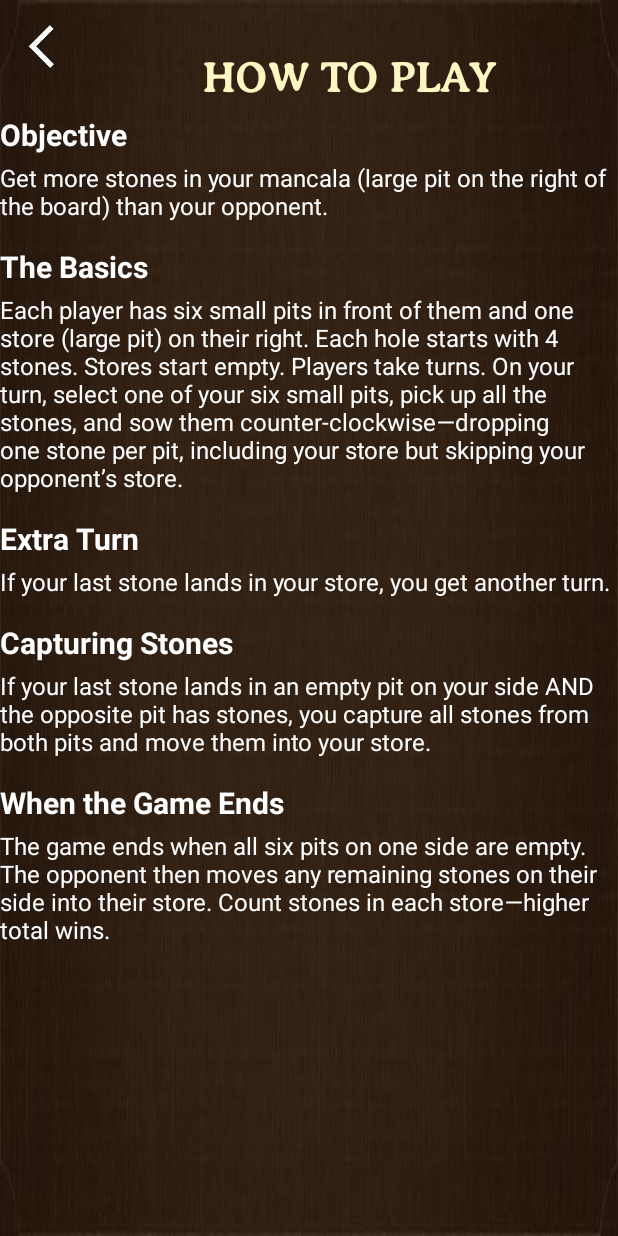
After one commit to Juliatduffy/Mancala-App, an Android app: the fragment HowToFragment shown on its own in the app's theme, on a phone screen of 412 x 824 dp. The commit adds this screen. Run offline under Robolectric (Android 15) with nearby library versions, the phone set to English and light mode, and no system bars; 1 statement that could not run was skipped.

Commit message:
Making the board + overall feel of the game nicer

```diff
--- a/app/src/main/java/com/example/mancala/ComputerPlayer.kt
+++ b/app/src/main/java/com/example/mancala/ComputerPlayer.kt
@@ -106,7 +106,7 @@ class ComputerPlayer {
         }
         //////////////////////////////////////////////////////////////////////////////////////////
         fun hard(boardState: List<Int>): Int {
-            return minimax(boardState, 1, 10).second
+            return minimax(boardState, 1, 5).second
         }
 
         // return best score, best move
--- a/app/src/main/java/com/example/mancala/GameFragment.kt
+++ b/app/src/main/java/com/example/mancala/GameFragment.kt
@@ -170,15 +170,14 @@ class GameFragment : Fragment() {
                     }
                     is AnimationEvent.ComputerTurn -> {
                         binding.gameCaptions.text = "Computer Turn"
-                        if (difficulty != "hard")
-                            delay(2000)
+                        delay(2000)
                         viewModel.move(0)
                     }
                     is AnimationEvent.PlayerTurn -> {
                         binding.gameCaptions.text = "Player Turn"
                     }
                     is AnimationEvent.GameOver   -> {
-                        delay(3000)
+                        delay(2000)
                         findNavController().navigate(
                             R.id.action_game_to_game_over,
                             bundleOf("winner" to event.winner, "difficulty" to difficulty,
--- a/app/src/main/java/com/example/mancala/GameOverFragment.kt
+++ b/app/src/main/java/com/example/mancala/GameOverFragment.kt
@@ -22,12 +22,11 @@ class GameOverFragment : Fragment() {
     override fun onViewCreated(view: View, savedInstanceState: Bundle?) {
         super.onViewCreated(view, savedInstanceState)
 
-        val winner = requireArguments().getInt("winner", 0)
         val difficulty = requireArguments().getString("difficulty", "easy")
         val playerScore = requireArguments().getInt("playerScore", -1)
         val computerScore = requireArguments().getInt("computerScore", -1)
         val tv = view.findViewById<TextView>(R.id.tvMessage)
-        tv.text = if (winner == 0) "Player Wins!" else if (winner == 1) "Computer Wins!" else "It's a Tie!"
+        tv.text = if (playerScore > computerScore) "Player Wins!" else if (computerScore > playerScore) "Computer Wins!" else "It's a Tie!"
         val s = view.findViewById<TextView>(R.id.scoreMessage)
         Log.d("GameOverFragment", "args = ${arguments}")
         s.text = "Bot: $computerScore                You: $playerScore"
--- /dev/null
+++ b/app/src/main/java/com/example/mancala/HowToFragment.kt
@@ -0,0 +1,39 @@
+package com.example.mancala
+
+import android.os.Bundle
+import android.view.LayoutInflater
+import android.view.View
+import android.view.ViewGroup
+import androidx.fragment.app.Fragment
+import androidx.navigation.fragment.findNavController
+import com.example.mancala.databinding.FragmentHowToBinding
+
+class HowToFragment : Fragment() {
+
+    private var _binding: FragmentHowToBinding? = null
+    private val binding get() = _binding!!
+
+    override fun onCreateView(
+        inflater: LayoutInflater,
+        container: ViewGroup?,
+        savedInstanceState: Bundle?
+    ): View {
+        _binding = FragmentHowToBinding.inflate(inflater, container, false)
+        return binding.root
+    }
+
+    override fun onViewCreated(view: View, savedInstanceState: Bundle?) {
+        super.onViewCreated(view, savedInstanceState)
+        val nav = findNavController()
+
+//        binding.easyButton.setOnClickListener {
+//            val args = Bundle().apply { putString("difficulty", "easy") }
+//            nav.navigate(R.id.action_home_to_game, args)
+//        }
+    }
+
+    override fun onDestroyView() {
+        super.onDestroyView()
+        _binding = null
+    }
+}
--- a/app/src/main/res/layout/fragment_game_over.xml
+++ b/app/src/main/res/layout/fragment_game_over.xml
@@ -75,11 +75,11 @@
             android:layout_marginEnd="12dp"
             android:layout_marginBottom="4dp"
             android:fontFamily="serif"
-            android:paddingLeft="50dp"
+            android:paddingLeft="70dp"
             android:paddingTop="25dp"
-            android:paddingRight="50dp"
+            android:paddingRight="70dp"
             android:paddingBottom="25dp"
-            android:text="Back to Home"
+            android:text="Home"
             android:textColor="#fff7c2"
             android:textSize="26sp"
             android:textStyle="bold"
--- /dev/null
+++ b/app/src/main/res/layout/fragment_how_to.xml
@@ -0,0 +1,160 @@
+<?xml version="1.0" encoding="utf-8"?>
+<androidx.constraintlayout.widget.ConstraintLayout
+    xmlns:android="http://schemas.android.com/apk/res/android"
+    xmlns:app="http://schemas.android.com/apk/res-auto"
+    android:id="@+id/howToRoot"
+    android:layout_width="match_parent"
+    android:layout_height="match_parent"
+    android:background="@drawable/brown_background"
+    >
+
+    <ImageButton
+        android:id="@+id/backButton"
+        android:layout_width="30dp"
+        android:layout_height="30dp"
+        android:layout_margin="16dp"
+        android:adjustViewBounds="true"
+        android:scaleType="centerInside"
+        android:background="@android:color/transparent"
+        android:contentDescription="Back"
+        android:src="@drawable/back_arrow"
+        app:layout_constraintTop_toTopOf="parent"
+        app:layout_constraintStart_toStartOf="parent"
+        />
+
+    <TextView
+        android:id="@+id/howToTitle"
+        android:layout_width="0dp"
+        android:layout_height="wrap_content"
+        android:text="HOW TO PLAY"
+        android:textColor="#fff7c2"
+        android:fontFamily="@font/averia_serif_libre"
+        android:textSize="28sp"
+        android:textStyle="bold"
+        android:textAlignment="center"
+        android:layout_marginTop="20dp"
+        app:layout_constraintTop_toTopOf="@id/backButton"
+        app:layout_constraintStart_toEndOf="@id/backButton"
+        app:layout_constraintEnd_toEndOf="parent"
+        android:layout_marginStart="8dp"
+        />
+
+    <ScrollView
+        android:id="@+id/scroll"
+        android:layout_width="0dp"
+        android:layout_height="0dp"
+        app:layout_constraintTop_toBottomOf="@id/howToTitle"
+        app:layout_constraintStart_toStartOf="parent"
+        app:layout_constraintEnd_toEndOf="parent"
+        app:layout_constraintBottom_toBottomOf="parent"
+        >
+        <LinearLayout
+            android:orientation="vertical"
+            android:layout_width="match_parent"
+            android:layout_height="wrap_content">
+
+            <!-- Objective -->
+            <TextView
+                android:id="@+id/tvObjectiveTitle"
+                android:layout_width="wrap_content"
+                android:layout_height="wrap_content"
+                android:text="Objective"
+                android:textSize="20sp"
+                android:textStyle="bold"
+                android:paddingTop="8dp"
+                android:textColor="@android:color/white"/>
+
+            <TextView
+                android:id="@+id/tvObjective"
+                android:layout_width="wrap_content"
+                android:layout_height="wrap_content"
+                android:text="Get more stones in your mancala (large pit on the right of the board) than your opponent."
+                android:textSize="16sp"
+                android:paddingTop="4dp"
+                android:textColor="@android:color/white"/>
+
+            <!-- The Basics -->
+            <TextView
+                android:id="@+id/tvBasicsTitle"
+                android:layout_width="wrap_content"
+                android:layout_height="wrap_content"
+                android:text="The Basics"
+                android:textSize="20sp"
+                android:textStyle="bold"
+                android:paddingTop="16dp"
+                android:textColor="@android:color/white"/>
+
+            <TextView
+                android:id="@+id/tvBasics"
+                android:layout_width="wrap_content"
+                android:layout_height="wrap_content"
+                android:text="Each player has six small pits in front of them and one store (large pit) on their right. Each hole starts with 4 stones. Stores start empty. Players take turns. On your turn, select one of your six small pits, pick up all the stones, and sow them counter-clockwise—dropping one stone per pit, including your store but skipping your opponent’s store."
+                android:textSize="16sp"
+                android:paddingTop="4dp"
+                android:textColor="@android:color/white"/>
+
+            <!-- Extra Turn -->
+            <TextView
+                android:id="@+id/tvExtraTitle"
+                android:layout_width="wrap_content"
+                android:layout_height="wrap_content"
+                android:text="Extra Turn"
+                android:textSize="20sp"
+                android:textStyle="bold"
+                android:paddingTop="16dp"
+                android:textColor="@android:color/white"/>
+
+            <TextView
+                android:id="@+id/tvExtra"
+                android:layout_width="wrap_content"
+                android:layout_height="wrap_content"
+                android:text="If your last stone lands in your store, you get another turn."
+                android:textSize="16sp"
+                android:paddingTop="4dp"
+                android:textColor="@android:color/white"/>
+
+            <!-- Capturing Stones -->
+            <TextView
+                android:id="@+id/tvCaptureTitle"
+                android:layout_width="wrap_content"
+                android:layout_height="wrap_content"
+                android:text="Capturing Stones"
+                android:textSize="20sp"
+                android:textStyle="bold"
+                android:paddingTop="16dp"
+                android:textColor="@android:color/white"/>
+
+            <TextView
+                android:id="@+id/tvCapture"
+                android:layout_width="wrap_content"
+                android:layout_height="wrap_content"
+                android:text="If your last stone lands in an empty pit on your side AND the opposite pit has stones, you capture all stones from both pits and move them into your store."
+                android:textSize="16sp"
+                android:paddingTop="4dp"
+                android:textColor="@android:color/white"/>
+
+            <!-- When the Game Ends -->
+            <TextView
+                android:id="@+id/tvEndTitle"
+                android:layout_width="wrap_content"
+                android:layout_height="wrap_content"
+                android:text="When the Game Ends"
+                android:textSize="20sp"
+                android:textStyle="bold"
+                android:paddingTop="16dp"
+                android:textColor="@android:color/white"/>
+
+            <TextView
+                android:id="@+id/tvEnd"
+                android:layout_width="wrap_content"
+                android:layout_height="wrap_content"
+                android:text="The game ends when all six pits on one side are empty. The opponent then moves any remaining stones on their side into their store. Count stones in each store—higher total wins."
+                android:textSize="16sp"
+                android:paddingTop="4dp"
+                android:paddingBottom="16dp"
+                android:textColor="@android:color/white"/>
+
+        </LinearLayout>
+
+    </ScrollView>
+</androidx.constraintlayout.widget.ConstraintLayout>
```
Also changed, not shown: app/src/main/java/com/example/mancala/GameViewModel.kt (+5 -3 lines), app/src/main/res/layout/fragment_game.xml (+79 -65 lines), app/src/main/res/drawable/back_arrow.png (added), app/src/main/res/drawable/hole.png, app/src/main/res/drawable/hole2.png (added), app/src/main/res/drawable/long_hole.png, app/src/main/res/drawable/long_hole2.png (added), app/src/main/res/drawable/new_board.png (added), 1 other file.
